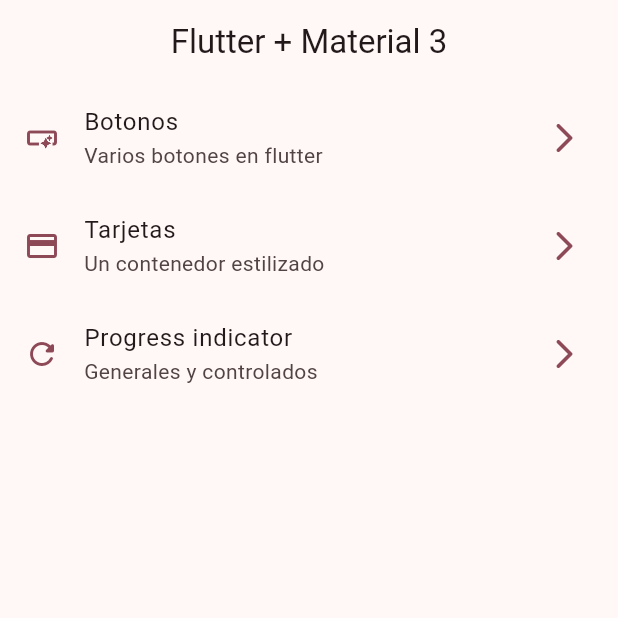
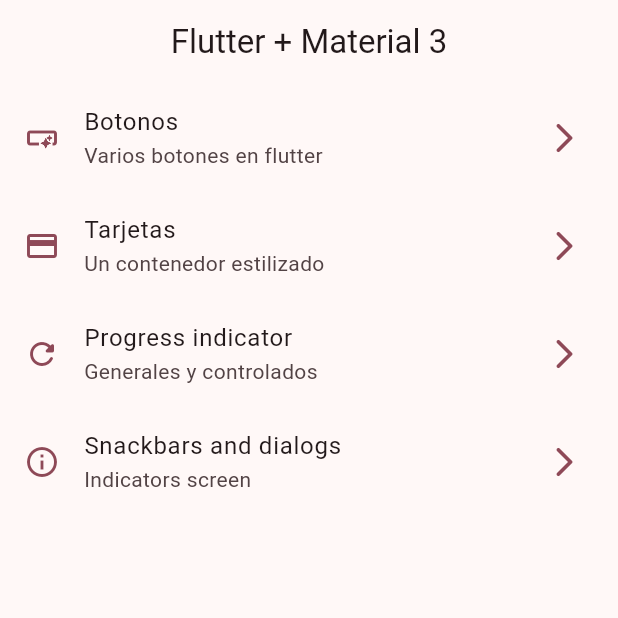
Before and after one commit to jlselma25/app_widget, a Flutter app: the screen it shows after launch, on a phone screen of 412 x 824 dp, the top half of it. Run offline on Flutter 3.47's test engine with Material 3 defaults, Android fonts, the phone set to English and light mode, and no system bars; our stand-ins replace go_router.

Commit message:
snackbar finisj

```diff
--- a/lib/config/menuItems/menu_items.dart
+++ b/lib/config/menuItems/menu_items.dart
@@ -41,6 +41,13 @@
         subTitle:'Generales y controlados' ,
         link: '/progress',
         icon: Icons.refresh_rounded,
-          name: 'progress_screen')
+          name: 'progress_screen'),
+
+        MenuItems(
+        title: 'Snackbars and dialogs',
+        subTitle:'Indicators screen' ,
+        link: '/snackbar',
+        icon: Icons.info_outline,
+          name: 'snackbar_screen')
 
 ];
--- a/lib/config/router/app_router_name.dart
+++ b/lib/config/router/app_router_name.dart
@@ -28,5 +28,11 @@
       name: ProgressScreen.name,
       builder: (context, state) => const ProgressScreen(),
     ),
+
+     GoRoute(
+      path: '/snackbar',
+      name:SnackBarScreen.name,
+      builder: (context, state) => const SnackBarScreen(),
+    ),
   ],
 );
--- a/lib/presentation/screens/home/home_screen.dart
+++ b/lib/presentation/screens/home/home_screen.dart
@@ -1,6 +1,4 @@
 import 'package:app_widgets/config/menuItems/menu_items.dart';
-import 'package:app_widgets/config/router/app_router_name.dart';
-import 'package:app_widgets/presentation/screens/buttons/buttons_screen.dart';
 import 'package:flutter/material.dart';
 import 'package:go_router/go_router.dart';
 
```
Also changed, not shown: lib/presentation/screens/sanckbar/snadkbar_screen.dart (+27 -1 lines).
